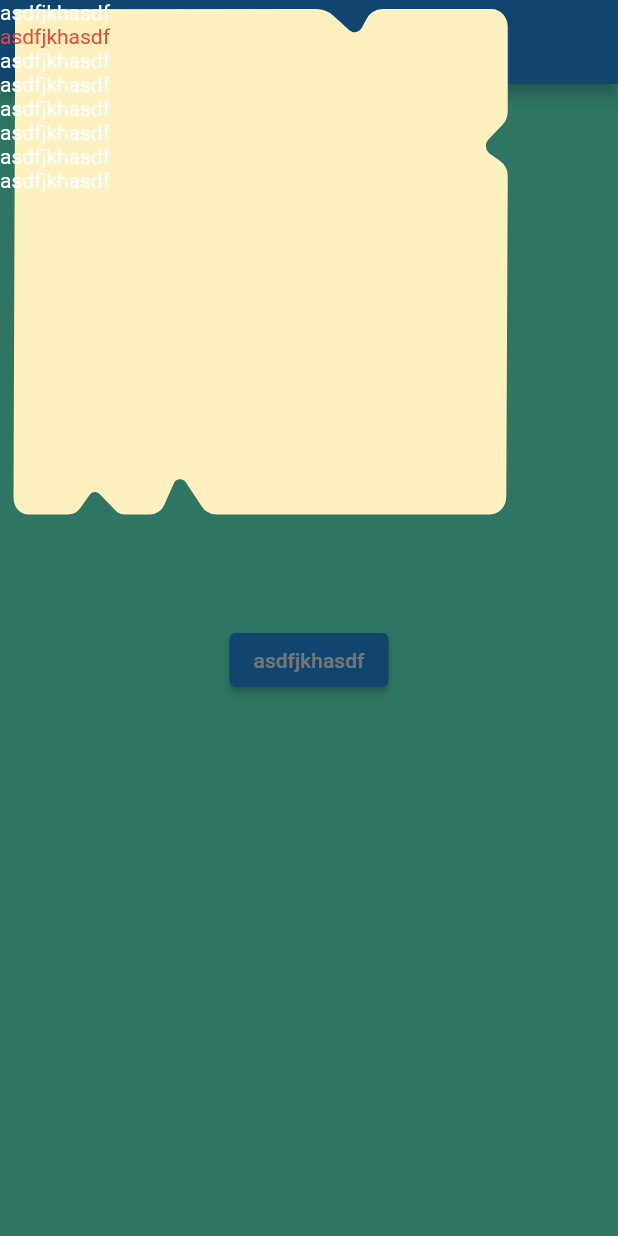
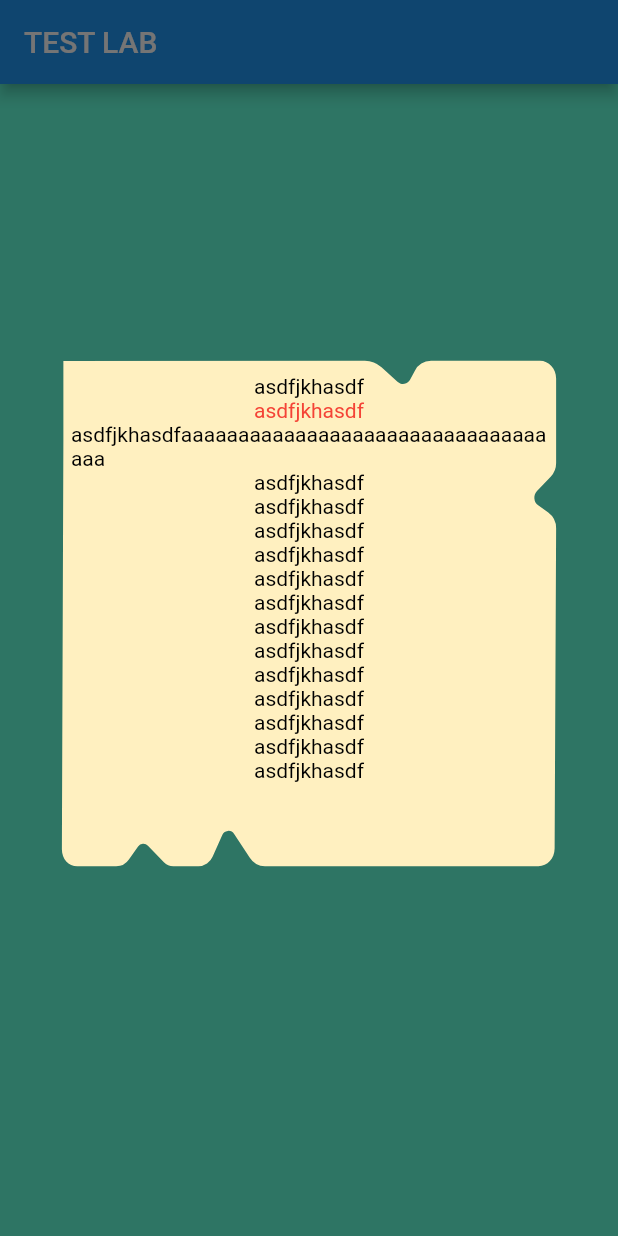
Before and after one commit to mohamadbastin/flutter-test-lab, a Flutter app: the screen it shows after launch, after a tap on "asdfjkhasdf", on a phone screen of 412 x 824 dp. Run offline on Flutter 3.47's test engine with Material 2 defaults, Android fonts, the phone set to English and light mode, and no system bars; our stand-ins replace flutter_svg.

Commit message:
fix base stack

```diff
--- a/lib/main.dart
+++ b/lib/main.dart
@@ -57,15 +57,30 @@ class _MyHomePageState extends State<MyHomePage> {
                   context: context,
                   background: DialogContainerBackground.dialogContainerSquare,
                   builder: (BuildContext buildContext) => Column(
+                        crossAxisAlignment: CrossAxisAlignment.center,
                         children: const [
                           Text("asdfjkhasdf"),
-                          Text("asdfjkhasdf", style: TextStyle(color: Colors.red, fontWeight: FontWeight.normal),),
+                          Text(
+                            "asdfjkhasdf",
+                            style: TextStyle(
+                                color: Colors.red,
+                                fontWeight: FontWeight.normal),
+                          ),
+                          Text("asdfjkhasdfaaaaaaaaaaaaaaaaaaaaaaaaaaaaaaaaaaa"),
                           Text("asdfjkhasdf"),
                           Text("asdfjkhasdf"),
                           Text("asdfjkhasdf"),
                           Text("asdfjkhasdf"),
                           Text("asdfjkhasdf"),
                           Text("asdfjkhasdf"),
+                          Text("asdfjkhasdf"),
+                          Text("asdfjkhasdf"),
+                          Text("asdfjkhasdf"),
+                          Text("asdfjkhasdf"),
+                          Text("asdfjkhasdf"),
+                          Text("asdfjkhasdf"),
+                          Text("asdfjkhasdf"),
+
                         ],
                       )),
               child: const Text("asdfjkhasdf"))
--- a/lib/widgets/common_dialog.dart
+++ b/lib/widgets/common_dialog.dart
@@ -56,17 +56,30 @@ Future<T?> showCommonDialog<T>({
 }) {
   return showDialog(
       context: context,
-      builder: (BuildContext buildContext) => Stack(
-
+      builder: (BuildContext buildContext) => Center(
+            child: SizedBox(
+              // height: 600,
+              // width: 400,
+              child: Stack(
+                fit: StackFit.loose,
+                overflow: Overflow.clip,
+                alignment: AlignmentDirectional.topCenter,
                 children: [
                   _backgroundHelper(background),
                   DefaultTextStyle(
-                style: const TextStyle(decoration: TextDecoration.none),
+                    style: const TextStyle(decoration: TextDecoration.none, color: Colors.black),
+                    child: Positioned.fill(
+                      child: Padding(
+                        padding: const EdgeInsets.all(15),
                         child: Builder(
                           builder: builder,
                         ),
+                      ),
+                    ),
                   )
                 ],
+              ),
+            ),
           ),
       barrierColor: barrierColor,
       barrierDismissible: barrierDismissible,
```
Lines whose indentation alone changed are shown as unchanged.
